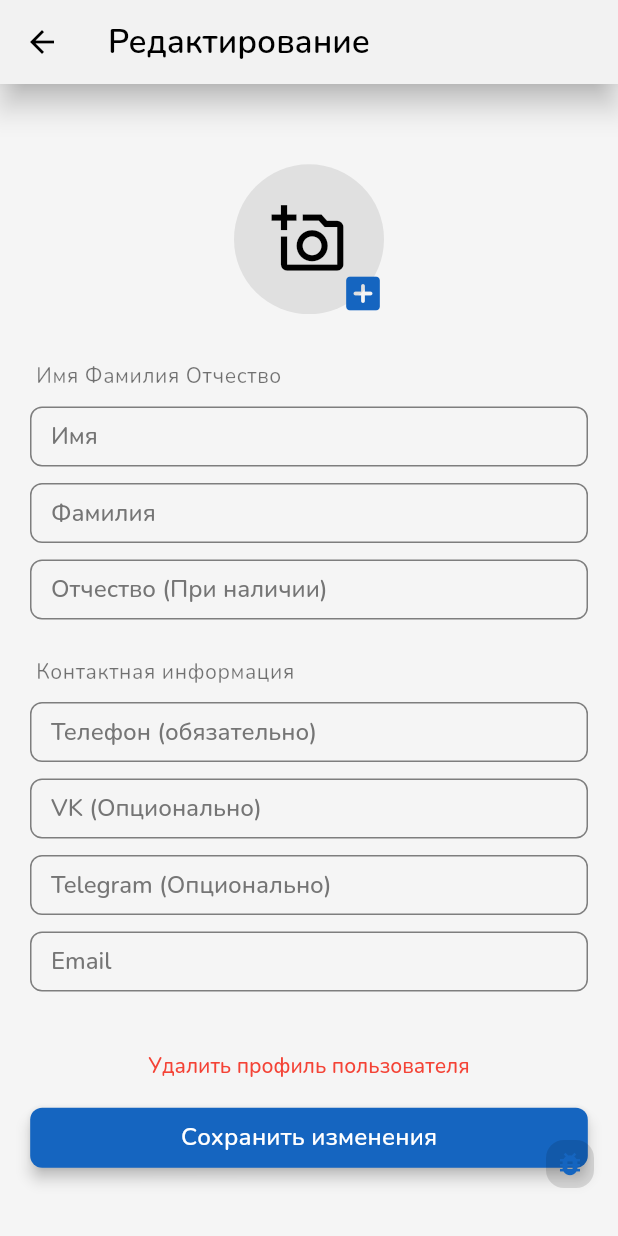
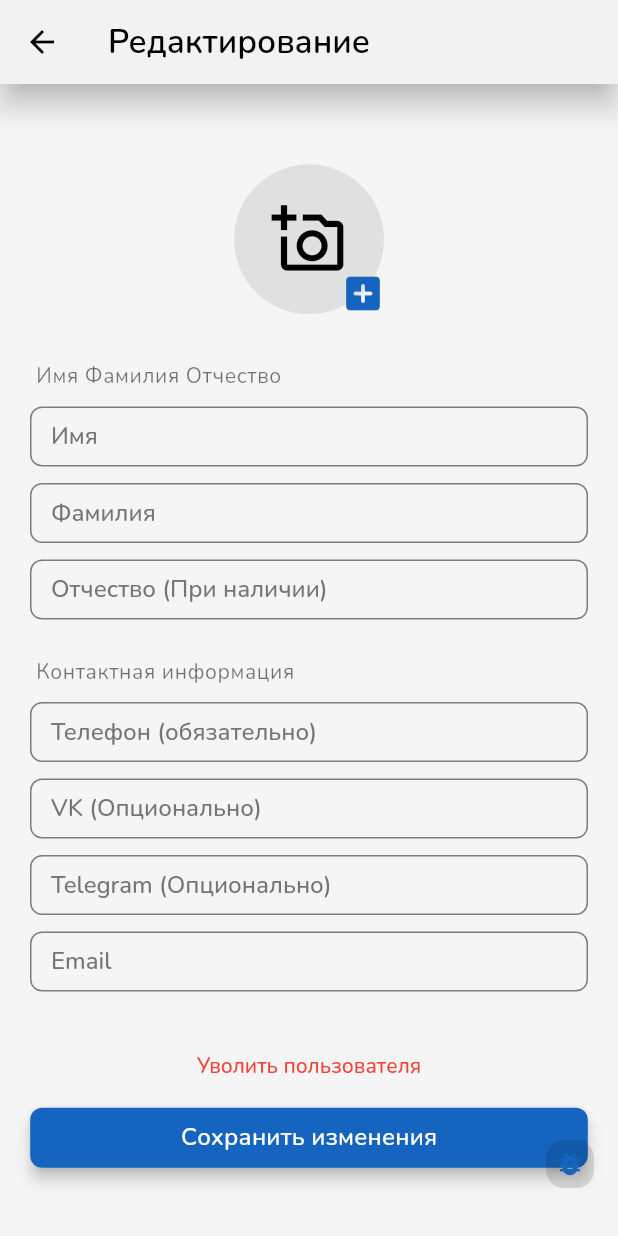
Before and after one commit to nakito-own/Lifeguard-app, a Flutter app: the ProfileRedactionWidget screen opened directly with empty values, after a tap on "Сохранить изменения", on a phone screen of 412 x 824 dp. Run offline on Flutter 3.47's test engine with Material 3 defaults, Android fonts, the light colour scheme and no system bars; our stand-ins replace google_fonts, image_picker, shared_preferences, table_calendar; accounts and stored records are empty; network calls fail.

Commit message:
Added data redaction mechanic

```diff
--- a/lib/api-services/staff_service.dart
+++ b/lib/api-services/staff_service.dart
@@ -5,7 +5,6 @@ import 'package:shared_preferences/shared_preferences.dart';
 import 'api_keys.dart';
 
 class StaffService {
-
   Future<List<Staff>> fetchStaff() async {
     final prefs = await SharedPreferences.getInstance();
     final String? token = prefs.getString('jwt');
@@ -26,6 +25,7 @@ class StaffService {
       throw Exception('Failed to load user data');
     }
   }
+
   Future<Map<String, dynamic>> createStaff(Map<String, dynamic> userData) async {
     final prefs = await SharedPreferences.getInstance();
     final String? token = prefs.getString('jwt');
@@ -53,4 +53,55 @@ class StaffService {
       };
     }
   }
+
+  Future<Map<String, dynamic>> updateStaff(int staffId, Map<String, dynamic> userData) async {
+    final prefs = await SharedPreferences.getInstance();
+    final String? token = prefs.getString('jwt');
+
+    final response = await http.post(
+      Uri.parse('http://${API_URL}:${API_PORT}/users/$staffId'),
+      headers: {
+        'Content-Type': 'application/json',
+        'JWT': '$token',
+      },
+      body: jsonEncode(userData),
+    );
+
+    if (response.statusCode == 200) {
+      return {
+        'success': true,
+        'message': 'Данные успешно обновлены',
+      };
+    } else {
+      return {
+        'success': false,
+        'message': response.body,
+      };
+    }
+  }
+  Future<Map<String, dynamic>> deleteStaff(int userId) async {
+    final prefs = await SharedPreferences.getInstance();
+    final String? token = prefs.getString('jwt');
+
+    final String url = 'http://$API_URL:$API_PORT/users/$userId';
+
+    final Map<String, dynamic> body = {
+      'fired': DateTime.now().toString(),
+    };
+
+    final response = await http.delete(
+      Uri.parse(url),
+      headers: {
+        'Content-Type': 'application/json',
+        'JWT': '$token',
+      },
+      body: jsonEncode(body),
+    );
+
+    if (response.statusCode == 200) {
+      return {'success': true, 'message': 'Пользователь удалён'};
+    } else {
+      return {'success': false, 'message': response.body};
+    }
+  }
 }
--- a/lib/screens/pofile_screen.dart
+++ b/lib/screens/pofile_screen.dart
@@ -180,7 +180,6 @@ class _ProfileScreenState extends State<ProfileScreen> {
                       onPressed: () => _showEditBottomSheet(context),
                       child: Text('Редактировать личные данные')
                   ),
-                  SizedBox(height: 30),
                 ],
               ),
             );
--- a/lib/screens/shift_screen.dart
+++ b/lib/screens/shift_screen.dart
@@ -18,7 +18,8 @@ class ShiftScreen extends StatelessWidget {
           title: Text('Смены'),
         ),
         drawer: AppDrawer(),
-        body: Padding(
+        body: SafeArea(
+          child: Padding(
               padding: EdgeInsets.only(top: 10, bottom:10, left:10, right:10),
               child: Column(
                   mainAxisSize: MainAxisSize.max,
@@ -58,6 +59,7 @@ class ShiftScreen extends StatelessWidget {
                     )
                   ]
               )
+          ),
         )
     );
   }
--- a/lib/widgets/profile-widgets/profile_redaction_widget.dart
+++ b/lib/widgets/profile-widgets/profile_redaction_widget.dart
@@ -1,13 +1,14 @@
+import 'dart:typed_data';
+
 import 'package:flutter/material.dart';
-import 'package:lifeguard/api-services/show_staff_service.dart';
+import 'package:lifeguard/api-services/staff_service.dart';
 import 'package:lifeguard/models/staff_model.dart';
 import 'package:lifeguard/utils/permissions_manager.dart';
 import 'package:lifeguard/widgets/app-widgets/avatar_picker.dart';
 import 'package:lifeguard/widgets/app-widgets/custom_button.dart';
 import 'package:lifeguard/widgets/app-widgets/custom_textfield.dart';
-import 'package:http/http.dart' as http;
-import 'dart:convert';
-import 'package:shared_preferences/shared_preferences.dart';
+
+import '../../api-services/image_service.dart';
 
 class ProfileRedactionWidget extends StatefulWidget {
   final int staffId;
@@ -28,7 +29,7 @@ class _ProfileRedactionWidgetState extends State<ProfileRedactionWidget> {
   late final TextEditingController _tgController;
   late final TextEditingController _mailController;
 
-  final ShowStaffService _service = ShowStaffService();
+  final StaffService _service = StaffService(); // Используем StaffService вместо ShowStaffService
   final PermissionsManager permissionsManager = PermissionsManager();
 
   @override
@@ -56,14 +57,10 @@ class _ProfileRedactionWidgetState extends State<ProfileRedactionWidget> {
       );
     });
 
-    _sendDataToServer();
+    _updateStaffOnServer();
   }
 
-  Future<void> _sendDataToServer() async {
-    final prefs = await SharedPreferences.getInstance();
-    final String url = 'http://95.163.221.72:8000/users';
-    final String? token = prefs.getString('jwt');
-
+  Future<void> _updateStaffOnServer() async {
     final Map<String, dynamic> data = {
       'name': widget.staff.name,
       'surname': widget.staff.surname,
@@ -74,24 +71,25 @@ class _ProfileRedactionWidgetState extends State<ProfileRedactionWidget> {
       'email': widget.staff.email,
     };
 
-    try {
-      final response = await http.post(
-        Uri.parse(url),
-        headers: {
-          'Content-Type': 'application/json',
-          'JWT': '$token',
-        },
-        body: jsonEncode(data),
+    final response = await _service.updateStaff(widget.staffId, data);
+
+    if (response['success']) {
+      print('Данные успешно обновлены');
+      Navigator.pop(context);
+    } else {
+      print('Ошибка при обновлении данных: ${response['message']}');
+    }
+  }
+
+  void _deleteUser() async {
+    final result = await _service.deleteStaff(widget.staffId);
+
+    if (result['success']) {
+      Navigator.pop(context);
+    } else {
+      ScaffoldMessenger.of(context).showSnackBar(
+        SnackBar(content: Text('Ошибка: ${result['message']}')),
       );
-
-      if (response.statusCode == 200) {
-        print('Данные успешно отправлены: ${response.body}');
-        Navigator.pop(context);
-      } else {
-        print('Ошибка при отправке данных: ${response.statusCode}');
-      }
-    } catch (e) {
-      print('Произошла ошибка: $e');
     }
   }
 
@@ -122,7 +120,10 @@ class _ProfileRedactionWidgetState extends State<ProfileRedactionWidget> {
                 constraints: BoxConstraints(maxWidth: 1200),
                 child: Column(
                   children: [
-                    AvatarPicker(onImagePicked: (Uint8List ) {  },),
+                    AvatarPicker(
+                      onImagePicked: (Uint8List ) {  },
+                      //initialImageFuture: ImageService().fetchImage('users', widget.staff.avatar),
+                    ),
                     SizedBox(height: 20),
                     Column(
                       crossAxisAlignment: CrossAxisAlignment.start,
@@ -226,8 +227,8 @@ class _ProfileRedactionWidgetState extends State<ProfileRedactionWidget> {
                     ),
                     SizedBox(height: 20),
                     TextButton(
-                        onPressed: (){},
-                        child: Text('Удалить профиль пользователя',
+                        onPressed: _deleteUser,
+                        child: Text('Уволить пользователя',
                             style: TextStyle(color: Colors.red)
                         )
                     ),
```
Lines whose indentation alone changed are shown as unchanged.
